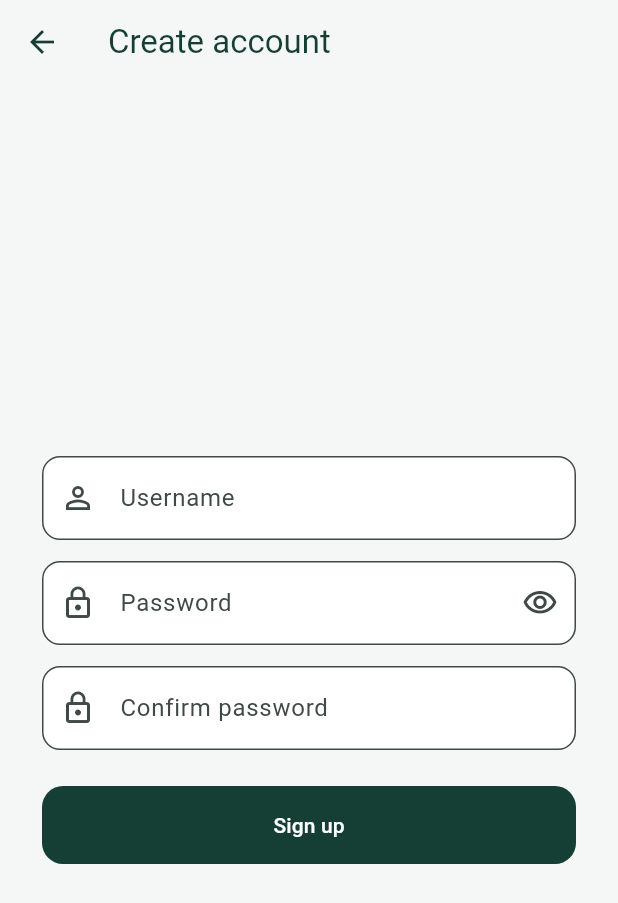
After one commit to GavinCouch/Simple-Health, a Flutter app: the screen it shows after launch, after a tap on "Log in", after a tap on "Don't have an account? Sign up", on a phone screen of 412 x 824 dp. The commit adds this screen. Shown: the top 903 px of the screen. Run offline on Flutter 3.47's test engine with Material 3 defaults, Android fonts, the phone set to English and light mode, and no system bars; our stand-ins replace sqflite; accounts and stored records are empty.

Commit message:
added login and saved user data

```diff
--- /dev/null
+++ b/simple_health/lib/auth.dart
@@ -0,0 +1,120 @@
+import 'dart:convert';
+import 'dart:math';
+
+import 'package:crypto/crypto.dart';
+import 'package:path/path.dart' as path;
+import 'package:sqflite/sqflite.dart';
+
+class AppUser {
+  const AppUser({required this.id, required this.username});
+  final int id;
+  final String username;
+}
+
+class UsernameTakenException implements Exception {
+  const UsernameTakenException(this.username);
+  final String username;
+}
+
+abstract class AuthRepository {
+  /// Returns the matching user, or null if the credentials are invalid.
+  Future<AppUser?> login(String username, String password);
+
+  /// Creates and signs in a new user. Throws [UsernameTakenException] if the
+  /// username is already registered.
+  Future<AppUser> register(String username, String password);
+}
+
+class SqliteAuthRepository implements AuthRepository {
+  SqliteAuthRepository({DatabaseFactory? factory, this.databasePath})
+    : _factory = factory ?? databaseFactory;
+  final DatabaseFactory _factory;
+  final String? databasePath;
+  Future<Database>? _opening;
+
+  Future<Database> _database() async {
+    if (_opening != null) return _opening!;
+    final opening = _open();
+    _opening = opening;
+    try {
+      return await opening;
+    } catch (_) {
+      _opening = null;
+      rethrow;
+    }
+  }
+
+  Future<Database> _open() async => _factory.openDatabase(
+    databasePath ??
+        path.join(await _factory.getDatabasesPath(), 'daily_fuel_users.db'),
+    options: OpenDatabaseOptions(
+      version: 1,
+      onCreate: (db, version) async {
+        await db.execute(
+          'CREATE TABLE users ('
+          'id INTEGER PRIMARY KEY AUTOINCREMENT, '
+          'username TEXT NOT NULL UNIQUE COLLATE NOCASE, '
+          'password_hash TEXT NOT NULL)',
+        );
+      },
+    ),
+  );
+
+  String _generateSalt([int length = 16]) {
+    final random = Random.secure();
+    return base64Url.encode(
+      List<int>.generate(length, (_) => random.nextInt(256)),
+    );
+  }
+
+  String _hashPassword(String password, String salt) =>
+      '$salt:${sha256.convert(utf8.encode('$salt:$password'))}';
+
+  bool _passwordMatches(String password, String storedHash) {
+    final salt = storedHash.split(':').first;
+    return _hashPassword(password, salt) == storedHash;
+  }
+
+  @override
+  Future<AppUser> register(String username, String password) async {
+    final trimmed = username.trim();
+    if (trimmed.isEmpty) throw ArgumentError('Username is required');
+    if (password.length < 6) {
+      throw ArgumentError('Password must be at least 6 characters');
+    }
+    final db = await _database();
+    final hash = _hashPassword(password, _generateSalt());
+    try {
+      final id = await db.insert('users', {
+        'username': trimmed,
+        'password_hash': hash,
+      });
+      return AppUser(id: id, username: trimmed);
+    } on DatabaseException catch (e) {
+      if (e.isUniqueConstraintError()) throw UsernameTakenException(trimmed);
+      rethrow;
+    }
+  }
+
+  @override
+  Future<AppUser?> login(String username, String password) async {
+    final db = await _database();
+    final rows = await db.query(
+      'users',
+      where: 'username = ?',
+      whereArgs: [username.trim()],
+      limit: 1,
+    );
+    if (rows.isEmpty) return null;
+    final row = rows.single;
+    if (!_passwordMatches(password, row['password_hash'] as String)) {
+      return null;
+    }
+    return AppUser(id: row['id'] as int, username: row['username'] as String);
+  }
+
+  Future<void> close() async {
+    if (_opening != null) await (await _opening!).close();
+    _opening = null;
+  }
+}
--- /dev/null
+++ b/simple_health/lib/login_page.dart
@@ -0,0 +1,397 @@
+import 'package:flutter/material.dart';
+
+import 'app.dart';
+import 'auth.dart';
+import 'journal.dart';
+
+/// Builds a journal repository scoped to the given signed-in user, so each
+/// account sees only its own food entries and goal.
+typedef JournalRepositoryFactory = JournalRepository Function(AppUser user);
+
+class SimpleHealthApp extends StatelessWidget {
+  const SimpleHealthApp({
+    super.key,
+    required this.authRepository,
+    required this.journalRepositoryFor,
+  });
+  final AuthRepository authRepository;
+  final JournalRepositoryFactory journalRepositoryFor;
+
+  @override
+  Widget build(BuildContext context) => MaterialApp(
+    title: 'Simple Health',
+    debugShowCheckedModeBanner: false,
+    theme: buildAppTheme(),
+    home: AuthGate(
+      authRepository: authRepository,
+      journalRepositoryFor: journalRepositoryFor,
+    ),
+  );
+}
+
+class AuthGate extends StatefulWidget {
+  const AuthGate({
+    super.key,
+    required this.authRepository,
+    required this.journalRepositoryFor,
+  });
+  final AuthRepository authRepository;
+  final JournalRepositoryFactory journalRepositoryFor;
+
+  @override
+  State<AuthGate> createState() => _AuthGateState();
+}
+
+class _AuthGateState extends State<AuthGate> {
+  AppUser? _user;
+  JournalRepository? _journalRepository;
+
+  void _login(AppUser user) {
+    setState(() {
+      _user = user;
+      _journalRepository = widget.journalRepositoryFor(user);
+    });
+  }
+
+  void _logout() {
+    setState(() {
+      _user = null;
+      _journalRepository = null;
+    });
+  }
+
+  @override
+  Widget build(BuildContext context) {
+    if (_user == null) {
+      return LoginPage(repository: widget.authRepository, onLoggedIn: _login);
+    }
+    return JournalPage(repository: _journalRepository!, onLogout: _logout);
+  }
+}
+
+class LoginPage extends StatefulWidget {
+  const LoginPage({
+    super.key,
+    required this.repository,
+    required this.onLoggedIn,
+  });
+  final AuthRepository repository;
+  final ValueChanged<AppUser> onLoggedIn;
+
+  @override
+  State<LoginPage> createState() => _LoginPageState();
+}
+
+class _LoginPageState extends State<LoginPage> {
+  final _form = GlobalKey<FormState>();
+  final _username = TextEditingController();
+  final _password = TextEditingController();
+  bool _obscure = true;
+  bool _submitting = false;
+  String? _error;
+
+  @override
+  void dispose() {
+    _username.dispose();
+    _password.dispose();
+    super.dispose();
+  }
+
+  Future<void> _submit() async {
+    if (!_form.currentState!.validate() || _submitting) return;
+    setState(() {
+      _submitting = true;
+      _error = null;
+    });
+    try {
+      final user = await widget.repository.login(
+        _username.text,
+        _password.text,
+      );
+      if (!mounted) return;
+      if (user == null) {
+        setState(() {
+          _submitting = false;
+          _error = 'Incorrect username or password.';
+        });
+        return;
+      }
+      widget.onLoggedIn(user);
+    } catch (_) {
+      if (mounted) {
+        setState(() {
+          _submitting = false;
+          _error = 'Could not sign in. Please try again.';
+        });
+      }
+    }
+  }
+
+  Future<void> _openRegister() async {
+    final user = await Navigator.push<AppUser>(
+      context,
+      MaterialPageRoute(
+        builder: (_) => RegisterPage(repository: widget.repository),
+      ),
+    );
+    if (user != null) widget.onLoggedIn(user);
+  }
+
+  @override
+  Widget build(BuildContext context) => Scaffold(
+    body: SafeArea(
+      child: Center(
+        child: SingleChildScrollView(
+          padding: const EdgeInsets.symmetric(horizontal: 28),
+          child: ConstrainedBox(
+            constraints: const BoxConstraints(maxWidth: 420),
+            child: Form(
+              key: _form,
+              child: Column(
+                mainAxisSize: MainAxisSize.min,
+                crossAxisAlignment: CrossAxisAlignment.stretch,
+                children: [
+                  Container(
+                    alignment: Alignment.center,
+                    padding: const EdgeInsets.all(20),
+                    decoration: BoxDecoration(
+                      color: pine,
+                      borderRadius: BorderRadius.circular(20),
+                    ),
+                    child: const Icon(
+                      Icons.local_fire_department_rounded,
+                      color: lime,
+                      size: 40,
+                    ),
+                  ),
+                  const SizedBox(height: 20),
+                  const Text(
+                    'Simple Health',
+                    textAlign: TextAlign.center,
+                    style: TextStyle(
+                      fontSize: 28,
+                      fontWeight: FontWeight.w700,
+                      color: pine,
+                    ),
+                  ),
+                  const SizedBox(height: 6),
+                  const Text(
+                    'Sign in to your food journal',
+                    textAlign: TextAlign.center,
+                    style: TextStyle(color: muted),
+                  ),
+                  const SizedBox(height: 32),
+                  TextFormField(
+                    key: const Key('loginUsername'),
+                    controller: _username,
+                    enabled: !_submitting,
+                    textInputAction: TextInputAction.next,
+                    decoration: const InputDecoration(
+                      labelText: 'Username',
+                      prefixIcon: Icon(Icons.person_outline),
+                    ),
+                    validator: (value) => value == null || value.trim().isEmpty
+                        ? 'Enter your username'
+                        : null,
+                  ),
+                  const SizedBox(height: 14),
+                  TextFormField(
+                    key: const Key('loginPassword'),
+                    controller: _password,
+                    enabled: !_submitting,
+                    obscureText: _obscure,
+                    textInputAction: TextInputAction.done,
+                    onFieldSubmitted: (_) => _submit(),
+                    decoration: InputDecoration(
+                      labelText: 'Password',
+                      prefixIcon: const Icon(Icons.lock_outline),
+                      suffixIcon: IconButton(
+                        icon: Icon(
+                          _obscure
+                              ? Icons.visibility_outlined
+                              : Icons.visibility_off_outlined,
+                        ),
+                        onPressed: () => setState(() => _obscure = !_obscure),
+                      ),
+                    ),
+                    validator: (value) =>
+                        value == null || value.isEmpty
+                        ? 'Enter your password'
+                        : null,
+                  ),
+                  if (_error != null) ...[
+                    const SizedBox(height: 14),
+                    Text(
+                      _error!,
+                      textAlign: TextAlign.center,
+                      style: TextStyle(
+                        color: Theme.of(context).colorScheme.error,
+                      ),
+                    ),
+                  ],
+                  const SizedBox(height: 24),
+                  FilledButton(
+                    onPressed: _submitting ? null : _submit,
+                    child: Text(_submitting ? 'Signing in…' : 'Log in'),
+                  ),
+                  const SizedBox(height: 12),
+                  TextButton(
+                    onPressed: _submitting ? null : _openRegister,
+                    child: const Text("Don't have an account? Sign up"),
+                  ),
+                ],
+              ),
+            ),
+          ),
+        ),
+      ),
+    ),
+  );
+}
+
+class RegisterPage extends StatefulWidget {
+  const RegisterPage({super.key, required this.repository});
+  final AuthRepository repository;
+
+  @override
+  State<RegisterPage> createState() => _RegisterPageState();
+}
+
+class _RegisterPageState extends State<RegisterPage> {
+  final _form = GlobalKey<FormState>();
+  final _username = TextEditingController();
+  final _password = TextEditingController();
+  final _confirm = TextEditingController();
+  bool _obscure = true;
+  bool _submitting = false;
+  String? _error;
+
+  @override
+  void dispose() {
+    _username.dispose();
+    _password.dispose();
+    _confirm.dispose();
+    super.dispose();
+  }
+
+  Future<void> _submit() async {
+    if (!_form.currentState!.validate() || _submitting) return;
+    setState(() {
+      _submitting = true;
+      _error = null;
+    });
+    try {
+      final user = await widget.repository.register(
+        _username.text,
+        _password.text,
+      );
+      if (mounted) Navigator.pop(context, user);
+    } on UsernameTakenException {
+      if (mounted) {
+        setState(() {
+          _submitting = false;
+          _error = 'That username is already taken.';
+        });
+      }
+    } catch (_) {
+      if (mounted) {
+        setState(() {
+          _submitting = false;
+          _error = 'Could not create your account. Please try again.';
+        });
+      }
+    }
+  }
+
+  @override
+  Widget build(BuildContext context) => Scaffold(
+    appBar: AppBar(title: const Text('Create account')),
+    body: SafeArea(
+      child: Center(
+        child: SingleChildScrollView(
+          padding: const EdgeInsets.all(28),
+          child: ConstrainedBox(
+            constraints: const BoxConstraints(maxWidth: 420),
+            child: Form(
+              key: _form,
+              child: Column(
+                mainAxisSize: MainAxisSize.min,
+                crossAxisAlignment: CrossAxisAlignment.stretch,
+                children: [
+                  TextFormField(
+                    key: const Key('registerUsername'),
+                    controller: _username,
+                    enabled: !_submitting,
+                    textInputAction: TextInputAction.next,
+                    decoration: const InputDecoration(
+                      labelText: 'Username',
+                      prefixIcon: Icon(Icons.person_outline),
+                    ),
+                    validator: (value) =>
+                        value == null || value.trim().length < 3
+                        ? 'Username must be at least 3 characters'
+                        : null,
+                  ),
+                  const SizedBox(height: 14),
+                  TextFormField(
+                    key: const Key('registerPassword'),
+                    controller: _password,
+                    enabled: !_submitting,
+                    obscureText: _obscure,
+                    textInputAction: TextInputAction.next,
+                    decoration: InputDecoration(
+                      labelText: 'Password',
+                      prefixIcon: const Icon(Icons.lock_outline),
+                      suffixIcon: IconButton(
+                        icon: Icon(
+                          _obscure
+                              ? Icons.visibility_outlined
+                              : Icons.visibility_off_outlined,
+                        ),
+                        onPressed: () => setState(() => _obscure = !_obscure),
+                      ),
+                    ),
+                    validator: (value) => value == null || value.length < 6
+                        ? 'Password must be at least 6 characters'
+                        : null,
+                  ),
+                  const SizedBox(height: 14),
+                  TextFormField(
+                    key: const Key('registerConfirmPassword'),
+                    controller: _confirm,
+                    enabled: !_submitting,
+                    obscureText: _obscure,
+                    textInputAction: TextInputAction.done,
+                    onFieldSubmitted: (_) => _submit(),
+                    decoration: const InputDecoration(
+                      labelText: 'Confirm password',
+                      prefixIcon: Icon(Icons.lock_outline),
+                    ),
+                    validator: (value) => value != _password.text
+                        ? 'Passwords do not match'
+                        : null,
+                  ),
+                  if (_error != null) ...[
+                    const SizedBox(height: 14),
+                    Text(
+                      _error!,
+                      textAlign: TextAlign.center,
+                      style: TextStyle(
+                        color: Theme.of(context).colorScheme.error,
+                      ),
+                    ),
+                  ],
+                  const SizedBox(height: 24),
+                  FilledButton(
+                    onPressed: _submitting ? null : _submit,
+                    child: Text(_submitting ? 'Creating…' : 'Sign up'),
+                  ),
+                ],
+              ),
+            ),
+          ),
+        ),
+      ),
+    ),
+  );
+}
--- a/simple_health/lib/main.dart
+++ b/simple_health/lib/main.dart
@@ -1,9 +1,15 @@
 import 'package:flutter/material.dart';
 
-import 'app.dart';
+import 'auth.dart';
 import 'journal.dart';
+import 'login_page.dart';
 
 void main() {
   WidgetsFlutterBinding.ensureInitialized();
-  runApp(DailyFuelApp(repository: SqliteJournal()));
+  runApp(
+    SimpleHealthApp(
+      authRepository: SqliteAuthRepository(),
+      journalRepositoryFor: (user) => SqliteJournal(userId: user.id),
+    ),
+  );
 }
--- a/simple_health/pubspec.yaml
+++ b/simple_health/pubspec.yaml
@@ -36,6 +36,7 @@ dependencies:
   cupertino_icons: ^1.0.8
   sqflite: ^2.4.4
   path: ^1.9.1
+  crypto: ^3.0.7
 
 dev_dependencies:
   flutter_test:
```
Also changed, not shown: simple_health/lib/app.dart (+21 -14 lines), simple_health/lib/journal.dart (+35 -19 lines), simple_health/pubspec.lock, 3 other files.
